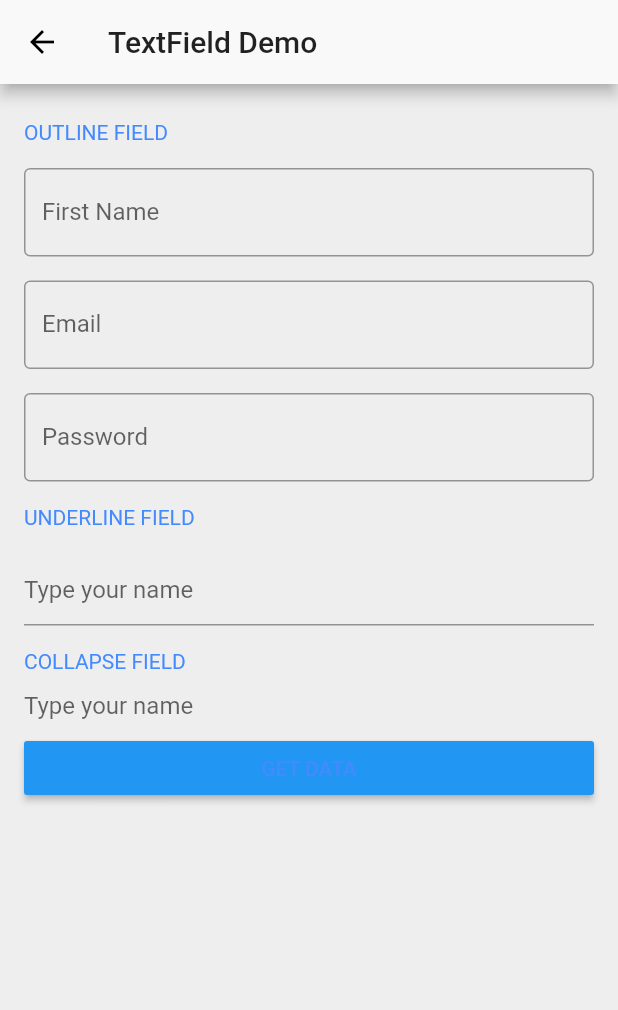
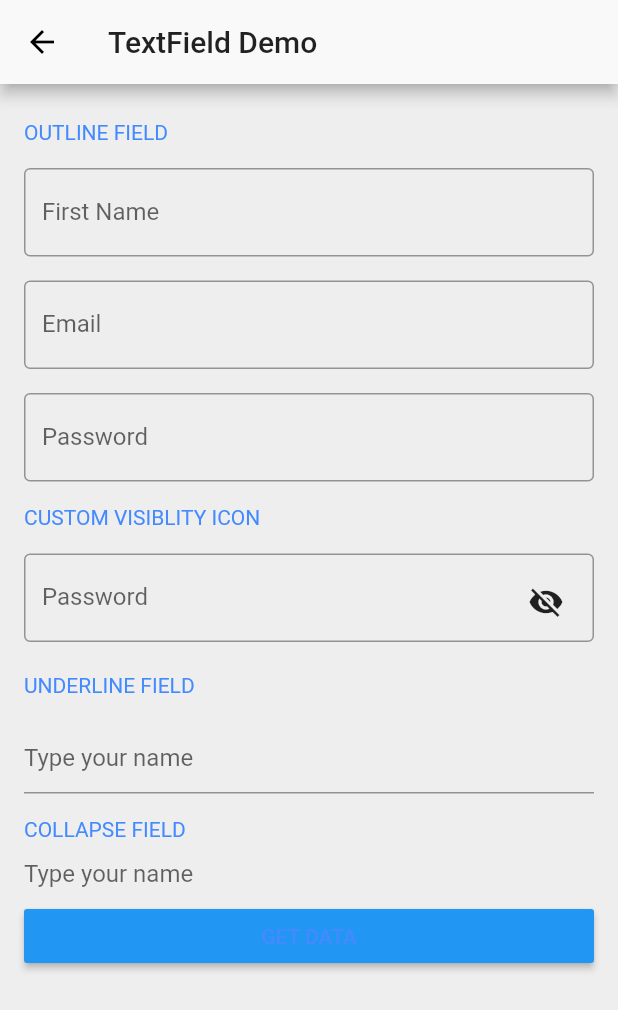
Before and after one commit to kishansinhparmar/Flutter-Basic-Widgets, a Flutter app: the TextFieldDemo screen opened by its route, on a phone screen of 412 x 824 dp. Shown: the top 1010 px of the screen. Run offline on Flutter 3.47's test engine with Material 2 defaults, Android fonts, the phone set to English and light mode, and no system bars; network calls fail.

Commit message:
BottomNotch

```diff
--- a/lib/widgets/ExpandableListDemo.dart
+++ b/lib/widgets/ExpandableListDemo.dart
@@ -3,6 +3,7 @@ import 'package:flutter_basic_widgets/widgets/positions/ContainerDemo.dart';
 import 'package:flutter_basic_widgets/widgets/positions/RowColumnDemo.dart';
 import 'package:flutter_basic_widgets/widgets/positions/RowColumnPro.dart';
 import 'package:flutter_basic_widgets/widgets/ImageDemo.dart';
+import 'package:flutter_basic_widgets/widgets/AlertsDemo.dart';
 import 'package:flutter_basic_widgets/widgets/inputs/TextFieldDemo.dart';
 import 'package:flutter_basic_widgets/widgets/positions/AlignDemo.dart';
 import 'package:flutter_basic_widgets/widgets/positions/IndexedStackDemo.dart';
@@ -10,8 +11,10 @@ import 'package:flutter_basic_widgets/widgets/inputs/RadioCheckDemo.dart';
 import 'package:flutter_basic_widgets/widgets/positions/FlexDemo.dart';
 import 'package:flutter_basic_widgets/widgets/tabs/TabsDemo.dart';
 import 'package:flutter_basic_widgets/widgets/tabs/BottomTabDemo.dart';
+import 'package:flutter_basic_widgets/widgets/tabs/BottomTabNotch.dart';
 import 'package:flutter_basic_widgets/widgets/buttons/ButtonsDemo.dart';
 import 'package:flutter_basic_widgets/bonus/beebom/blogin.dart';
+import 'package:flutter_basic_widgets/bonus/TajMahal.dart';
 
 class ExpandableListDemo extends StatefulWidget {
   static final String routeName = "/expandabledemo";
@@ -50,13 +53,8 @@ final List<Entry> data = <Entry>[
     'Button Widgets',
     '',
     <Entry>[
-      Entry('Raised', ButtonsDemo.routeName),
-      Entry('Outline', ButtonsDemo.routeName),
-      Entry('Flat', ButtonsDemo.routeName),
-      Entry('Icon', ButtonsDemo.routeName),
-      Entry('Back', ButtonsDemo.routeName),
-      Entry('FAB', ButtonsDemo.routeName),
-      Entry('DropdownButton', ButtonsDemo.routeName),
+      Entry('Raised | Outline | Flat | Icon | Back | FAB | DropdownButton',
+          ButtonsDemo.routeName),
     ],
   ),
   Entry(
@@ -86,6 +84,7 @@ final List<Entry> data = <Entry>[
     <Entry>[
       Entry('Tab', TabsDemo.routeName),
       Entry('BottomTab', BottomTabDemo.routeName),
+      Entry('BottomTabNotch', BottomTabNotch.routeName),
     ],
   ),
   Entry(
@@ -93,13 +92,15 @@ final List<Entry> data = <Entry>[
     '',
     <Entry>[
       Entry('Image', ImageDemo.routeName),
+      Entry('Alert', AlertDemo.routeName),
     ],
   ),
   Entry(
     'Bonus',
     '',
     <Entry>[
-      Entry('Beebom', BLogin.routeName),
+      Entry('Signup', BLogin.routeName),
+      Entry('RowColumnPro', TajMahal.routeName),
     ],
   )
 ];
--- a/lib/widgets/buttons/ButtonsDemo.dart
+++ b/lib/widgets/buttons/ButtonsDemo.dart
@@ -121,7 +121,11 @@ class _ButtonsDemoState extends State<ButtonsDemo> {
                   ),
                   new Padding(
                       padding: const EdgeInsets.all(4.0),
-                      child: Text(_whichButtonClick + " clicked...")),
+                      child: Text(
+                        _whichButtonClick + " clicked...",
+                        style:
+                            TextStyle(fontSize: 20.0, color: Colors.redAccent),
+                      )),
                 ],
               ),
             ),
--- a/lib/widgets/inputs/TextFieldDemo.dart
+++ b/lib/widgets/inputs/TextFieldDemo.dart
@@ -10,15 +10,23 @@ class _TextFieldDemoState extends State<TextFieldDemo> {
   TextEditingController _txtNameCtrl;
   TextEditingController _txtEmailCtrl;
   TextEditingController _txtPassCtrl;
-  String _lblText = "";
+  String _lblText;
+  bool _isObscureField;
+  Icon _visiblityIcon;
+
+  _TextFieldDemoState() {
+    _txtNameCtrl = TextEditingController();
+    _txtEmailCtrl = TextEditingController();
+    _txtPassCtrl = TextEditingController();
+    _visiblityIcon = const Icon(Icons.visibility_off);
+    _isObscureField = true;
+    _lblText = "";
+  }
 
   @override
   void initState() {
     // TODO: implement initState
     super.initState();
-    _txtNameCtrl = TextEditingController();
-    _txtEmailCtrl = TextEditingController();
-    _txtPassCtrl = TextEditingController();
   }
 
   @override
@@ -74,6 +82,44 @@ class _TextFieldDemoState extends State<TextFieldDemo> {
                         hintText: "Type your password",
                         labelText: "Password",
                         border: OutlineInputBorder()),
+                  ),
+                )),
+            Padding(
+              padding: const EdgeInsets.symmetric(vertical: 8.0),
+              child: Text("Custom visiblity icon".toUpperCase(),
+                  style: TextStyle(color: Colors.blueAccent)),
+            ),
+            Padding(
+              padding: const EdgeInsets.symmetric(vertical: 8.0),
+              child: Theme(
+                data: Theme.of(context).copyWith(primaryColor: Colors.black),
+                child: Stack(
+                  children: <Widget>[
+                    TextField(
+                      obscureText: _isObscureField,
+                      controller: _txtPassCtrl,
+                      decoration: InputDecoration(
+                          hintText: "Type your password",
+                          labelText: "Password",
+                          border: OutlineInputBorder()),
+                    ),
+                    Align(
+                        alignment: FractionalOffset.centerRight,
+                        child: Padding(
+                            padding: const EdgeInsets.all(8.0),
+                            child: IconButton(
+                              onPressed: () {
+                                setState(() {
+                                  _isObscureField =
+                                      _isObscureField ? false : true;
+                                  _visiblityIcon = _isObscureField
+                                      ? const Icon(Icons.visibility_off)
+                                      : const Icon(Icons.visibility);
+                                });
+                              },
+                              icon: _visiblityIcon,
+                            )))
+                  ],
                 ),
               ),
             ),
--- /dev/null
+++ b/lib/widgets/tabs/BottomTabNotch.dart
@@ -0,0 +1,40 @@
+import 'package:flutter/material.dart';
+
+class BottomTabNotch extends StatefulWidget {
+  static final String routeName = "/bottomtabnotch";
+  @override
+  _BottomTabNotchState createState() => _BottomTabNotchState();
+}
+
+class _BottomTabNotchState extends State<BottomTabNotch> {
+  @override
+  Widget build(BuildContext context) {
+    return MaterialApp(
+      debugShowCheckedModeBanner: false,
+      title: "BottomTabNotch",
+      theme: ThemeData(brightness: Brightness.light),
+      home: Scaffold(
+        floatingActionButton: FloatingActionButton(
+          onPressed: () {},
+          child: Icon(Icons.favorite),
+        ),
+        //Try to change location propertie
+        floatingActionButtonLocation: FloatingActionButtonLocation.endDocked,
+        body: SafeArea(
+          child: Center(child: Text("Hello World")),
+        ),
+        bottomNavigationBar: BottomAppBar(
+          hasNotch: true,
+          //You can design your own BottomAppBar here.
+          child: new Padding(
+            padding: const EdgeInsets.all(16.0),
+            child: Text(
+              "BottomAppBar With Notch...",
+              style: TextStyle(fontSize: 20.0),
+            ),
+          ),
+        ),
+      ),
+    );
+  }
+}
```
Also changed, not shown: lib/bonus/TajMahal.dart (added, +131 -0 lines), lib/bonus/beebom/blogin.dart (+4 -4 lines), lib/main.dart (+14 -75 lines), lib/widgets/AlertsDemo.dart (added, +46 -0 lines), pubspec.lock, 1 other file. Lines whose indentation alone changed are shown as unchanged.
